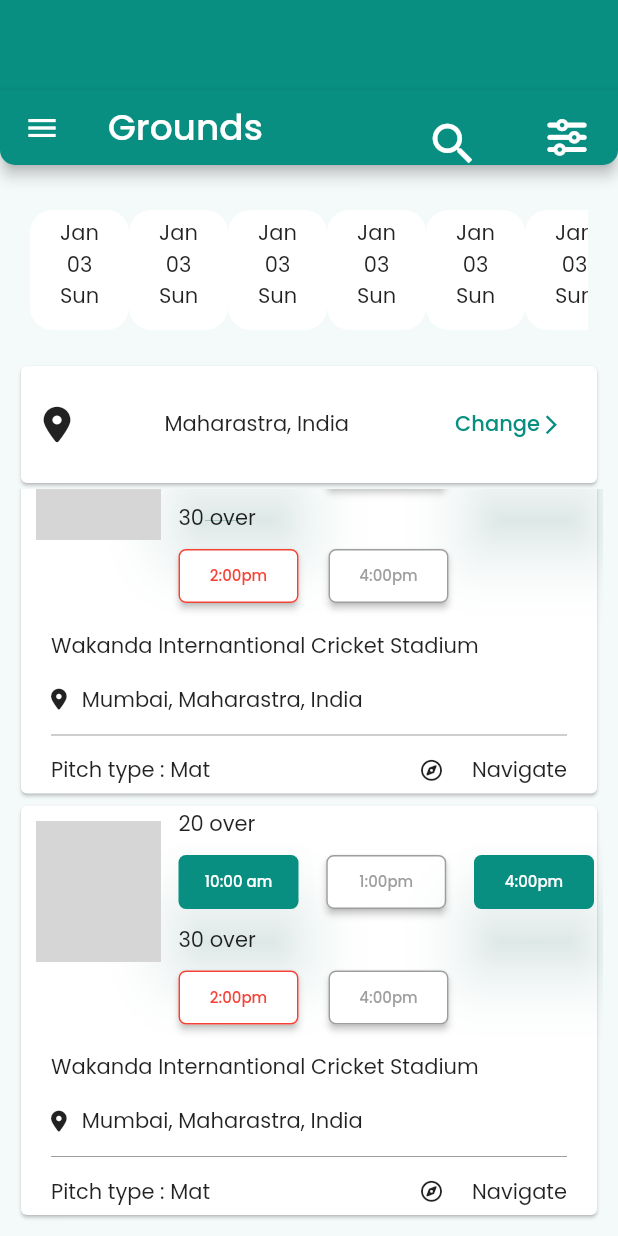
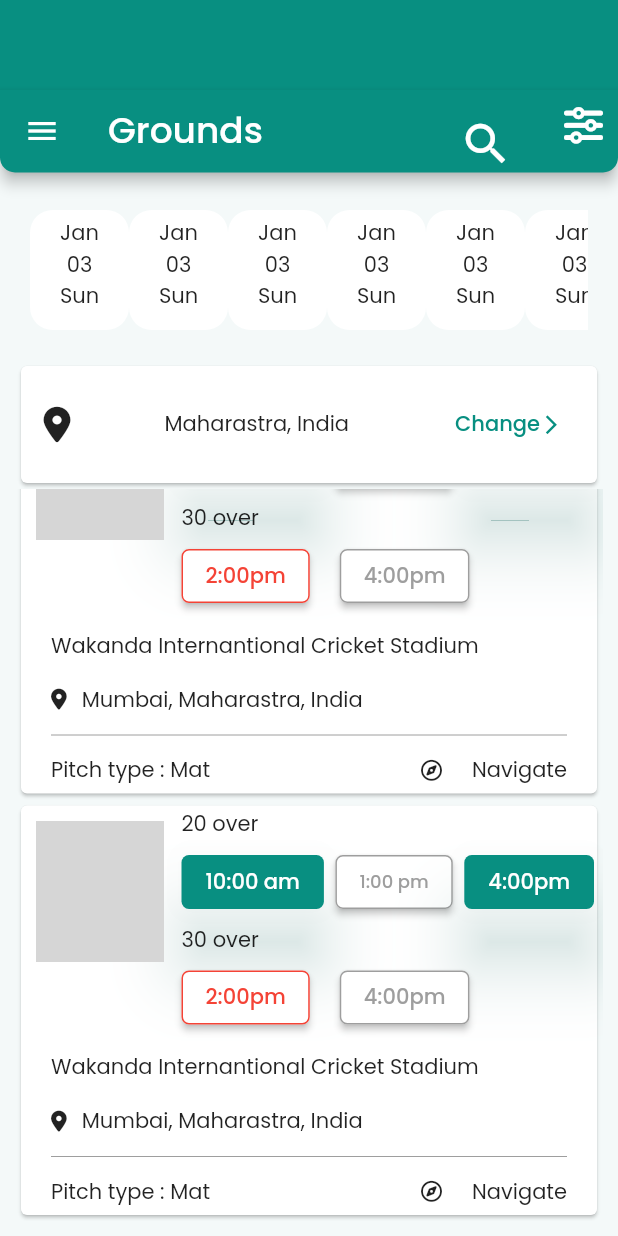
Before and after one commit to maqamylee0/gameon, a Flutter app: the screen it shows after launch, scrolled down 917 dp, on a phone screen of 412 x 824 dp. Run offline on Flutter 3.47's test engine with Material 2 defaults, Android fonts, the phone set to English and light mode, and no system bars; our stand-ins replace device_preview, flutter_svg, font_awesome_flutter, google_fonts, intl_phone_number_input; grey boxes are pictures that could not be loaded.

Commit message:
page 2 complete

```diff
--- a/lib/booking/views/pages/booking.dart
+++ b/lib/booking/views/pages/booking.dart
@@ -28,7 +28,7 @@ class _BookingState extends State<Booking> {
                 color: Color(0xff088F81),
                 height: 100,),
               Padding(
-                padding: const EdgeInsets.fromLTRB(0, 60, 0, 10),
+                padding: const EdgeInsets.fromLTRB(0, 60, 0, 5),
                 child: AppBar(
 
                   flexibleSpace: Container(),
@@ -56,11 +56,7 @@ class _BookingState extends State<Booking> {
                     SizedBox(width: 10,),
                     Padding(
                       padding: const EdgeInsets.all(10.0),
-                      child: IconButton(
-                          onPressed: (){
-                          },
-                          icon: const FaIcon(FontAwesomeIcons.sliders,color: Colors.white,size: 26)
-                      ),
+                      child: FaIcon(FontAwesomeIcons.sliders,color: Colors.white,size: 26),
                     )
 
                   ],
@@ -159,7 +155,7 @@ class Ground extends StatelessWidget {
                     borderRadius: BorderRadius.circular(10)
                   ),
                   height: 94,
-                  width: 83,
+                  width: 85,
 
                   // child: FittedBox(
                   //
@@ -196,9 +192,7 @@ class Ground extends StatelessWidget {
 
                           mainAxisAlignment: MainAxisAlignment.spaceBetween,
                           children: [
-                            SizedBox(
-                              width: 80,
-                              child: ElevatedButton(
+                            ElevatedButton(
                               style: ButtonStyle(
                                 shape: MaterialStateProperty.all<RoundedRectangleBorder>(
                                     RoundedRectangleBorder(
@@ -210,13 +204,10 @@ class Ground extends StatelessWidget {
                               ),
                               onPressed: () {
                               },
-                                child: Text('10:00 am',style: TextStyle(fontSize: 10),),
+                              child: Text('10:00 am',),
 
                             ),
-                            ),
-                            SizedBox(
-                              width: 80,
-                              child: ElevatedButton(
+                            ElevatedButton(
 
                               style: ButtonStyle(
                                 backgroundColor: MaterialStateProperty.all<Color>(Colors.white),
@@ -240,13 +231,10 @@ class Ground extends StatelessWidget {
                               ),
                               onPressed: () {
                               },
-                                child: Text('1:00pm',style: TextStyle(color: Colors.grey,fontSize: 10),),
+                              child: Text('1:00 pm',style: TextStyle(color: Colors.grey,fontSize: 12),),
 
                             ),
-                            ),
-                            SizedBox(
-                              width: 80,
-                              child: ElevatedButton(
+                            ElevatedButton(
                               style: ButtonStyle(
                                 shape: MaterialStateProperty.all<RoundedRectangleBorder>(
                                     RoundedRectangleBorder(
@@ -258,9 +246,8 @@ class Ground extends StatelessWidget {
                               ),
                               onPressed: () {
                               },
-                                child: Text('4:00pm',style: TextStyle(fontSize: 10),),
+                              child: Text('4:00pm',),
 
-                              ),
                             ),
                           ],
                         ),
@@ -282,9 +269,7 @@ class Ground extends StatelessWidget {
                           crossAxisAlignment: CrossAxisAlignment.start,
 
                           children: [
-                            SizedBox(
-                              width: 80,
-                              child: ElevatedButton(
+                            ElevatedButton(
                               style: ButtonStyle(
                                 backgroundColor: MaterialStateProperty.all<Color>(Colors.white),
 
@@ -304,14 +289,11 @@ class Ground extends StatelessWidget {
                               ),
                               onPressed: () {
                               },
-                                child: Text('2:00pm',style: TextStyle(color: Colors.red,fontSize: 10),),
+                              child: Text('2:00pm',style: TextStyle(color: Colors.red),),
 
                             ),
-                            ),
                             SizedBox(width: 20,),
-                            SizedBox(
-                              width: 80,
-                              child: ElevatedButton(
+                            ElevatedButton(
                               style: ButtonStyle(
                                 backgroundColor: MaterialStateProperty.all<Color>(Colors.white),
 
@@ -331,9 +313,8 @@ class Ground extends StatelessWidget {
                               ),
                               onPressed: () {
                               },
-                                child: Text('4:00pm',style: TextStyle(color: Colors.grey,fontSize: 10),),
+                              child: Text('4:00pm',style: TextStyle(color: Colors.grey),),
 
-                              ),
                             ),
 
                           ],
```
Lines whose indentation alone changed are shown as unchanged.
